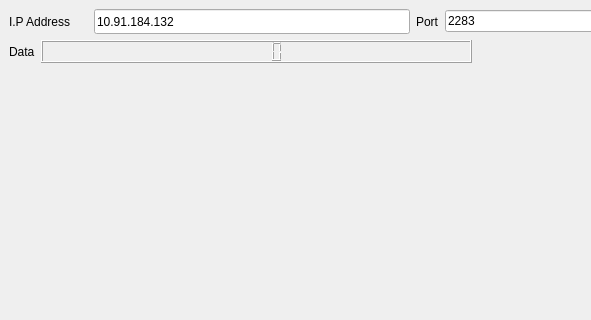
The window that mainwindow.ui (alextran1502/GraphTM4C_QT) describes before a commit, drawn with Qt 5; both pictures show x 0 to 591 and y 0 to 320 of the 911 by 571 pixel window.
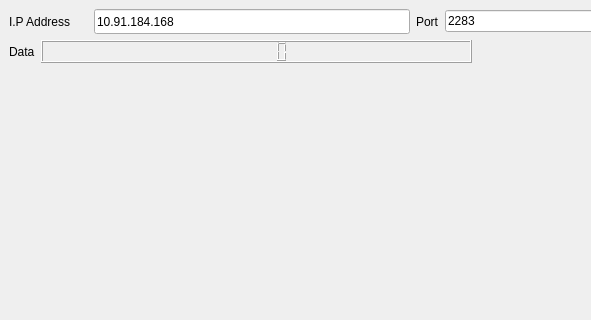
The same window after the commit.

The edit to the form file:
```diff
--- a/mainwindow.ui
+++ b/mainwindow.ui
@@ -13,6 +13,12 @@
   <property name="windowTitle">
    <string>MainWindow</string>
   </property>
+  <property name="autoFillBackground">
+   <bool>false</bool>
+  </property>
+  <property name="styleSheet">
+   <string notr="true"/>
+  </property>
   <widget class="QWidget" name="centralwidget">
    <layout class="QVBoxLayout" name="verticalLayout">
     <item>
@@ -44,7 +50,7 @@
            </size>
           </property>
           <property name="text">
-           <string>10.91.184.132</string>
+           <string>10.91.184.168</string>
           </property>
          </widget>
         </item>
@@ -106,6 +112,20 @@
           <verstretch>0</verstretch>
          </sizepolicy>
         </property>
+        <property name="font">
+         <font>
+          <family>PT Mono</family>
+          <pointsize>16</pointsize>
+          <weight>50</weight>
+          <bold>false</bold>
+         </font>
+        </property>
+        <property name="smallDecimalPoint">
+         <bool>false</bool>
+        </property>
+        <property name="digitCount">
+         <number>6</number>
+        </property>
        </widget>
       </item>
       <item>
```
